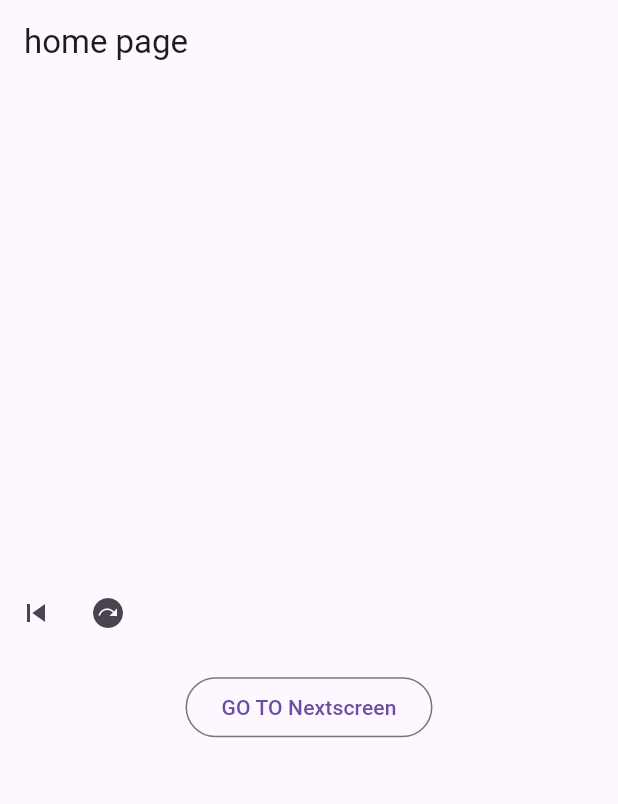
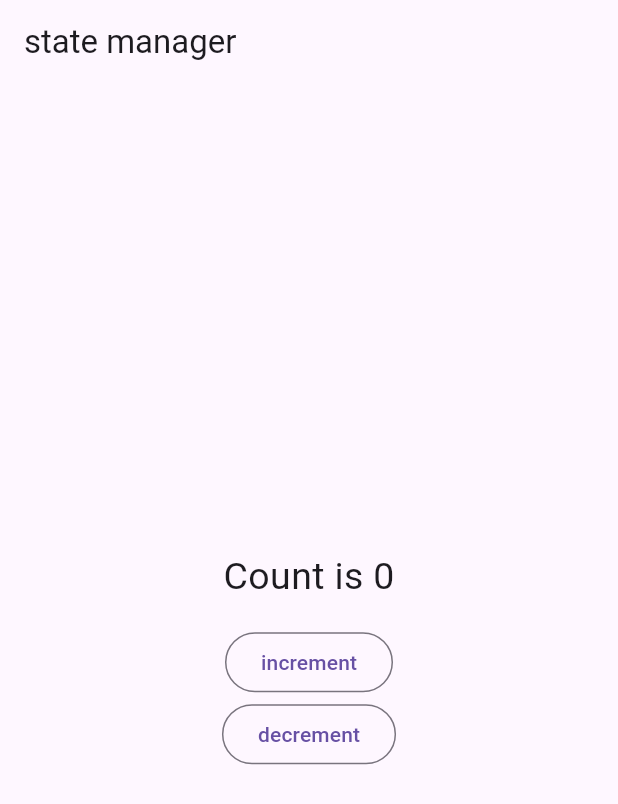
Before and after one commit to LINDEX171/getx, a Flutter app: the screen it shows after launch, on a phone screen of 412 x 824 dp. Shown: the top 804 px of the screen. Run offline on Flutter 3.47's test engine with Material 3 defaults, Android fonts, the phone set to English and light mode, and no system bars; our stand-ins replace get.

Commit message:
reactive state usin obx

```diff
--- a/lib/home.dart
+++ b/lib/home.dart
@@ -1,6 +1,5 @@
 import 'package:flutter/material.dart';
 import 'package:get/get.dart';
-import 'package:getx/nextscreen.dart';
 
 class HomePage extends StatelessWidget {
   const HomePage({super.key});
--- a/lib/main.dart
+++ b/lib/main.dart
@@ -2,6 +2,8 @@ import 'package:flutter/material.dart';
 import 'package:get/get.dart';
 import 'package:getx/home.dart';
 import 'package:getx/nextscreen.dart';
+import 'package:getx/notfound.dart';
+import 'package:getx/reac.dart';
 
 void main() {
   runApp(const MyApp());
@@ -15,18 +17,19 @@ class MyApp extends StatelessWidget {
   Widget build(BuildContext context) {
     return GetMaterialApp(
       title: 'Navigation ',
-      initialRoute: "/",
+      initialRoute: "/ReacPage",
       defaultTransition: Transition.zoom,
       getPages: [
         GetPage(
-          name: "/",
-          page: () => HomePage(),
+          name: "/ReacPage",
+          page: () => ReacPage(),
         ),
         GetPage(
             name: "/nextScreen",
             page: () => NextScreenPage(),
-            transition: Transition.leftToRight)
+            transition: Transition.leftToRight),
       ],
+       // unknownRoute: GetPage(name: "/notfound", page: () => UnknownRoute(),),
     );
   }
 }
--- /dev/null
+++ b/lib/reac.dart
@@ -0,0 +1,45 @@
+import 'package:flutter/material.dart';
+import 'package:get/get.dart';
+
+class ReacPage extends StatefulWidget {
+
+  const ReacPage({super.key});
+
+  @override
+  State<ReacPage> createState() => _ReacPageState();
+}
+
+class _ReacPageState extends State<ReacPage> {
+  //to make variable reactive
+  var count = 0.obs;
+
+  //create a methode
+  void increment(){
+    count++;
+  }
+  void decrement(){
+    count--;
+  }
+  @override
+  Widget build(BuildContext context) {
+    return Scaffold(
+      appBar: AppBar(title: Text("state manager")),
+      body: Center(
+        child: Column(
+          mainAxisAlignment: MainAxisAlignment.center,
+          crossAxisAlignment: CrossAxisAlignment.center,
+          children: [
+            Obx(() =>Text("Count is ${count}",style: TextStyle(fontSize: 25)), ),
+            SizedBox(height: 15,),
+            OutlinedButton(onPressed: () {
+return increment();
+            }, child: Text("increment")),
+            OutlinedButton(onPressed: () {
+              return decrement();
+            }, child: Text("decrement"))
+          ],
+        ),
+      ),
+    );
+  }
+}
```
Also changed, not shown: lib/nextscreen.dart (+6 -2 lines), lib/notfound.dart (added, +18 -0 lines).
